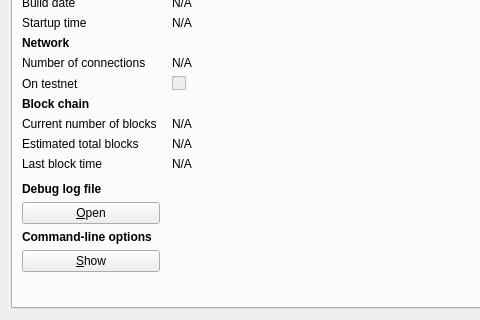
The window that src/qt/forms/rpcconsole.ui (nkpatro/catcoin) describes before a commit, drawn with Qt 5; both pictures show x 0 to 480 and y 130 to 450 of the 740 by 450 pixel window.
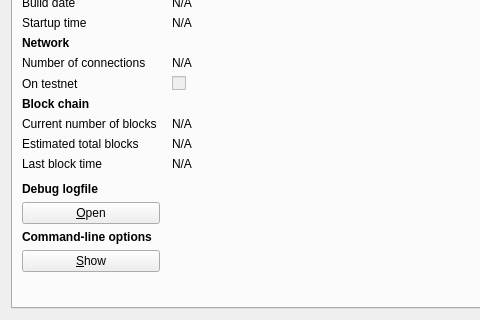
The same window after the commit. Icons and pictures are not drawn.

What changed in the file:
```diff
--- a/src/qt/forms/rpcconsole.ui
+++ b/src/qt/forms/rpcconsole.ui
@@ -315,7 +315,7 @@
           </font>
          </property>
          <property name="text">
-          <string>Debug log file</string>
+          <string>Debug logfile</string>
          </property>
         </widget>
        </item>
```
Left out of the diff: 9 changed lines with no effect on the pictures.
